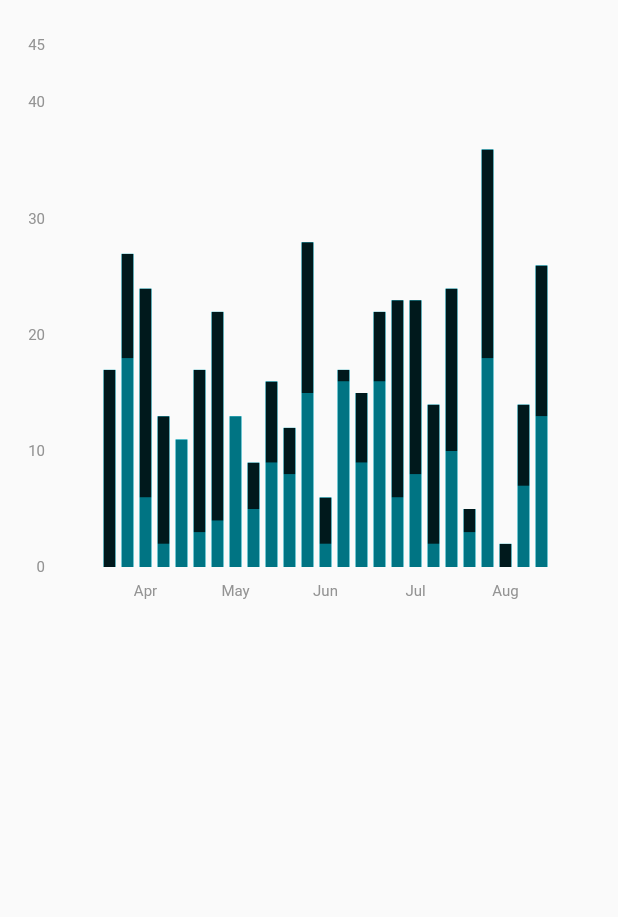
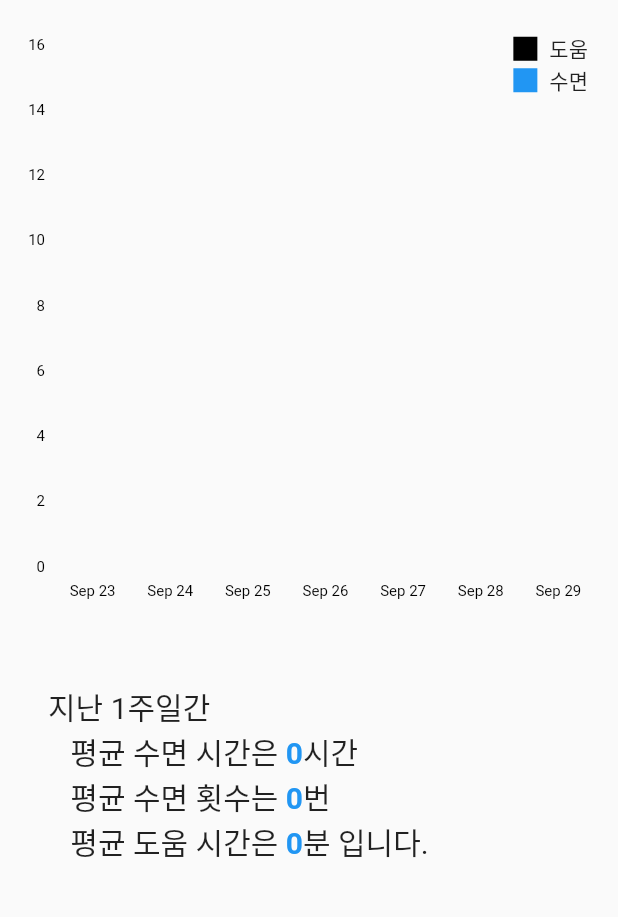
Before and after one commit to gaerongsalon/baby-sleep-time, a Flutter app: the ChartTabPage widget shown alone on an empty page, opened directly, on a phone screen of 412 x 824 dp, the part 93-1010 px from its top. Run offline on Flutter 3.47's test engine with Material 2 defaults, Android fonts, the phone set to English and light mode, and no system bars; drawn by our look-alikes of fl_chart; our stand-ins replace floor, flutter_datetime_picker, shared_preferences, sqflite; accounts and stored records are empty; generated files the repository leaves out were written again; statements that could not run were skipped.

Commit message:
Add chart

```diff
--- a/lib/app.dart
+++ b/lib/app.dart
@@ -1,8 +1,8 @@
 import 'package:flutter/material.dart';
 
-import 'theme/theme_config.dart';
 import 'screens/home/home_screen.dart';
 import 'screens/splash/splash_screen.dart';
+import 'theme/theme_config.dart';
 
 class App extends StatefulWidget {
   App({Key key}) : super(key: key);
--- a/lib/components/date_header.dart
+++ b/lib/components/date_header.dart
@@ -2,8 +2,8 @@ import 'package:flutter/material.dart';
 import 'package:flutter_datetime_picker/flutter_datetime_picker.dart';
 import 'package:intl/intl.dart';
 
+import '../services/store/store.dart';
 import '../utils/date_converter.dart';
-import '../services/store/store.dart';
 
 class DateHeader extends StatelessWidget {
   final int yyyyMMdd;
--- a/lib/models/sleep_history.dart
+++ b/lib/models/sleep_history.dart
@@ -14,6 +14,8 @@ class SleepHistory {
   SleepHistory(this.yyyyMMdd, this.hhmmss, this.helpSeconds, this.sleepSeconds);
 
   DateTime get start => fromyyyyMMddhhmmss(yyyyMMdd, hhmmss);
+
+  int get hour => hhmmss ~/ 10000;
 }
 
 SleepHistory newSleepHistory(
--- a/lib/screens/splash/splash_screen.dart
+++ b/lib/screens/splash/splash_screen.dart
@@ -1,8 +1,8 @@
 import 'package:flutter/material.dart';
 
 import '../../constants.dart';
+import '../../services/store/store.dart';
 import '../../theme/theme_config.dart';
-import '../../services/store/store.dart';
 
 class SplashScreen extends StatefulWidget {
   const SplashScreen({
--- /dev/null
+++ b/lib/services/chart/chart_data.dart
@@ -0,0 +1,22 @@
+import 'package:intl/intl.dart';
+
+class ChartData {
+  final DateTime date;
+  final double allHelpHours;
+  final double allSleepHours;
+  final int sleepCount;
+
+  ChartData(this.date, this.allHelpHours, this.allSleepHours, this.sleepCount);
+}
+
+final _numberFormat = NumberFormat("#.#");
+
+String calculateChartDataStat(
+    List<ChartData> data, double Function(ChartData) getter) {
+  if (data == null || data.length == 0) {
+    return "0";
+  }
+  return _numberFormat.format(data.fold(
+          0.0, (previousValue, element) => previousValue + getter(element)) /
+      data.length.toDouble());
+}
--- /dev/null
+++ b/lib/services/chart/generate_chart_data.dart
@@ -0,0 +1,22 @@
+import '../../utils/date_converter.dart';
+import '../store/store.dart';
+import 'chart_data.dart';
+
+Future<List<ChartData>> generateChartData(
+    {int yyyyMMdd, int spanDays = 7}) async {
+  final targetDate = fromyyyyMMdd(yyyyMMdd);
+  final data = <ChartData>[];
+  for (int x = 0; x < spanDays; ++x) {
+    final date = targetDate.add(Duration(days: x - spanDays + 1));
+    final histories =
+        await getSleepHistoryDao().findSleepHistoriesByDate(asyyyyMMdd(date));
+    final allHelpHours = histories.fold(0,
+            (previousValue, element) => previousValue + element.helpSeconds) /
+        3600.0;
+    final allSleepHours = histories.fold(0,
+            (previousValue, element) => previousValue + element.sleepSeconds) /
+        3600.0;
+    data.add(ChartData(date, allHelpHours, allSleepHours, histories.length));
+  }
+  return data;
+}
--- /dev/null
+++ b/lib/services/debug/clear_database.dart
@@ -0,0 +1,5 @@
+import '../store/store.dart';
+
+Future<void> clearDatabase() async {
+  await getSleepHistoryDao().deleteAllSleepHistories();
+}
--- a/lib/services/generator/generate_random_bar_chart_data.dart
+++ /dev/null
@@ -1,25 +0,0 @@
-import 'dart:math';
-
-import 'package:fl_chart/fl_chart.dart';
-import 'package:flutter/material.dart';
-
-List<BarChartGroupData> generateRandomBarChartData() {
-  final rand = Random();
-  final data = <BarChartGroupData>[];
-  for (var x = 0; x < 5; ++x) {
-    final rods = <BarChartRodData>[];
-    for (var rod = 0; rod < 5; ++rod) {
-      final first = rand.nextInt(20).toDouble();
-      final second = rand.nextInt(20).toDouble();
-      rods.add(BarChartRodData(
-          y: first + second,
-          rodStackItems: [
-            BarChartRodStackItem(0, first, Colors.black38),
-            BarChartRodStackItem(first, first + second, Colors.black87),
-          ],
-          borderRadius: const BorderRadius.all(Radius.zero)));
-    }
-    data.add(BarChartGroupData(x: x, barsSpace: 4, barRods: rods));
-  }
-  return data;
-}
--- a/lib/services/store/sleep_history_dao.dart
+++ b/lib/services/store/sleep_history_dao.dart
@@ -26,4 +26,7 @@ abstract class SleepHistoryDao {
 
   @delete
   Future<int> deleteSleepHistory(List<SleepHistory> histories);
+
+  @Query("DELETE FROM SleepHistory")
+  Future<void> deleteAllSleepHistories();
 }
--- a/lib/services/store/sleep_history_database.dart
+++ b/lib/services/store/sleep_history_database.dart
@@ -1,10 +1,11 @@
 import 'dart:async';
+
 import 'package:floor/floor.dart';
 import 'package:sqflite/sqflite.dart' as sqflite;
 
 import '../../models/sleep_history.dart';
+import '../../models/sleep_progress.dart';
 import 'sleep_history_dao.dart';
-import '../../models/sleep_progress.dart';
 import 'sleep_progress_dao.dart';
 
 part 'sleep_history_database.g.dart';
--- a/lib/tabs/chart/chart_tab_page.dart
+++ b/lib/tabs/chart/chart_tab_page.dart
@@ -1,9 +1,9 @@
-import 'package:fl_chart/fl_chart.dart';
 import 'package:flutter/material.dart';
 
+import '../../components/date_header.dart';
+import '../../services/chart/chart_data.dart';
+import '../../services/chart/generate_chart_data.dart';
 import '../../utils/date_converter.dart';
-import '../../services/generator/generate_random_bar_chart_data.dart';
-import '../../components/date_header.dart';
 import 'components/stacked_bar_chart.dart';
 
 class ChartTabPage extends StatefulWidget {
@@ -14,61 +14,126 @@ class ChartTabPage extends StatefulWidget {
 }
 
 class _ChartTabPageState extends State<ChartTabPage> {
-  List<BarChartGroupData> _data = [];
-  bool _refresh = true;
+  List<ChartData> _data = [];
   int _yyyyMMdd = asyyyyMMdd(DateTime.now());
 
   @override
   void initState() {
     super.initState();
-    _data = generateRandomBarChartData();
-    _startRefreshLoop();
+    _updateDate(asyyyyMMdd(DateTime.now()));
   }
 
   @override
   void dispose() {
-    _refresh = false;
     super.dispose();
-  }
-
-  Future _startRefreshLoop() async {
-    while (_refresh) {
-      await Future.delayed(Duration(seconds: 2));
-      if (_refresh) {
-        final newData = generateRandomBarChartData();
-        setState(() {
-          _data = newData;
-        });
-      }
-    }
   }
 
   @override
   Widget build(BuildContext context) {
+    final theme = Theme.of(context);
+    final textColor = theme.textTheme.bodyText1.color.withAlpha(255);
+    final sleepColor = theme.accentColor.withAlpha(255);
+    final helpColor = theme.hintColor.withAlpha(255);
+
+    final averageSleepHours =
+        calculateChartDataStat(_data, (d) => d.allSleepHours);
+    final averageHelpMinutes =
+        calculateChartDataStat(_data, (d) => d.allHelpHours * 60.0);
+    final averageSleepCount =
+        calculateChartDataStat(_data, (d) => d.sleepCount.toDouble());
+
     return Container(
-      width: double.infinity,
-      height: double.infinity,
       child: Padding(
         padding: const EdgeInsets.all(8.0),
         child: Column(
-          mainAxisSize: MainAxisSize.min,
           children: [
             DateHeader(
               yyyyMMdd: _yyyyMMdd,
               onDateChanged: _updateDate,
             ),
-            StackedBarChart(
-              data: _data,
-            ),
+            Stack(children: [
+              StackedBarChart(
+                yyyyMMdd: _yyyyMMdd,
+                chartData: _data,
+                textColor: textColor,
+                sleepColor: sleepColor,
+                helpColor: helpColor,
+              ),
+              Positioned(
+                top: 8,
+                right: 12,
+                child: Column(
+                  children: [
+                    _LegendLabel(color: helpColor, label: "도움"),
+                    _LegendLabel(color: sleepColor, label: "수면"),
+                  ],
+                ),
+              )
+            ]),
+            SizedBox(height: 30),
+            Container(
+              width: double.infinity,
+              padding: const EdgeInsets.symmetric(vertical: 16, horizontal: 24),
+              child: Text.rich(TextSpan(
+                  text: "지난 1주일간\n",
+                  children: []
+                    ..addAll(_buildStatText(
+                        "수면 시간은", averageSleepHours, "시간", theme.accentColor))
+                    ..addAll(_buildStatText(
+                        "수면 횟수는", averageSleepCount, "번", theme.accentColor))
+                    ..addAll(_buildStatText("도움 시간은", averageHelpMinutes,
+                        "분 입니다.", theme.accentColor)),
+                  style: TextStyle(fontSize: 20.0))),
+            )
           ],
         ),
       ),
     );
   }
 
-  void _updateDate(int yyyyMMdd) {
+  List<InlineSpan> _buildStatText(
+      String label, String value, String unit, Color valueColor) {
+    return [
+      // ignore: unnecessary_brace_in_string_interps
+      TextSpan(text: "   평균 ${label} "),
+      TextSpan(
+          text: value,
+          style: TextStyle(color: valueColor, fontWeight: FontWeight.bold)),
+      // ignore: unnecessary_brace_in_string_interps
+      TextSpan(text: "${unit}\n"),
+    ];
+  }
+
+  void _updateDate(int yyyyMMdd) async {
+    // final theme = Theme.of(context);
+    final newData = await generateChartData(
+      yyyyMMdd: yyyyMMdd,
+    );
+    // sleepColor: theme.accentColor,
+    // helpColor: theme.cardColor);
     setState(() {
       _yyyyMMdd = yyyyMMdd;
+      _data = newData;
     });
   }
 }
+
+class _LegendLabel extends StatelessWidget {
+  const _LegendLabel({
+    Key key,
+    @required this.color,
+    @required this.label,
+  }) : super(key: key);
+
+  final Color color;
+  final String label;
+
+  @override
+  Widget build(BuildContext context) {
+    return Row(children: [
+      Container(color: color, height: 16, width: 16),
+      SizedBox(width: 8),
+      Text(label)
+    ]);
+  }
+}
--- a/lib/tabs/chart/components/stacked_bar_chart.dart
+++ b/lib/tabs/chart/components/stacked_bar_chart.dart
@@ -1,10 +1,25 @@
 import 'package:fl_chart/fl_chart.dart';
 import 'package:flutter/material.dart';
+import 'package:intl/intl.dart';
+
+import '../../../services/chart/chart_data.dart';
+import '../../../utils/date_converter.dart';
 
 class StackedBarChart extends StatelessWidget {
-  final List<BarChartGroupData> data;
+  final int yyyyMMdd;
+  final List<ChartData> chartData;
+  final Color textColor;
+  final Color sleepColor;
+  final Color helpColor;
 
-  StackedBarChart({Key key, @required this.data}) : super(key: key);
+  StackedBarChart(
+      {Key key,
+      @required this.yyyyMMdd,
+      @required this.chartData,
+      @required this.textColor,
+      @required this.sleepColor,
+      @required this.helpColor})
+      : super(key: key);
 
   @override
   Widget build(BuildContext context) {
@@ -14,8 +29,8 @@ class StackedBarChart extends StatelessWidget {
         padding: const EdgeInsets.only(top: 16.0),
         child: BarChart(
           BarChartData(
-            alignment: BarChartAlignment.center,
-            maxY: 45,
+            alignment: BarChartAlignment.spaceEvenly,
+            maxY: 16,
             barTouchData: BarTouchData(
               enabled: false,
             ),
@@ -23,37 +38,20 @@ class StackedBarChart extends StatelessWidget {
               show: true,
               bottomTitles: SideTitles(
                 showTitles: true,
-                textStyle:
-                    const TextStyle(color: Color(0xff939393), fontSize: 10),
+                textStyle: TextStyle(color: textColor, fontSize: 10),
                 margin: 10,
                 getTitles: (double value) {
-                  switch (value.toInt()) {
-                    case 0:
-                      return 'Apr';
-                    case 1:
-                      return 'May';
-                    case 2:
-                      return 'Jun';
-                    case 3:
-                      return 'Jul';
-                    case 4:
-                      return 'Aug';
-                    default:
-                      return '';
-                  }
+                  return DateFormat.MMMd().format(fromyyyyMMdd(yyyyMMdd)
+                      .add(Duration(days: value.toInt() - 6)));
                 },
               ),
               leftTitles: SideTitles(
                 showTitles: true,
-                textStyle: const TextStyle(
-                    color: Color(
-                      0xff939393,
-                    ),
-                    fontSize: 10),
+                textStyle: TextStyle(color: textColor, fontSize: 10),
                 getTitles: (double value) {
                   return value.toInt().toString();
                 },
-                interval: 10,
+                interval: 2,
                 margin: 0,
               ),
             ),
@@ -61,18 +59,37 @@ class StackedBarChart extends StatelessWidget {
               show: false,
               checkToShowHorizontalLine: (value) => value % 10 == 0,
               getDrawingHorizontalLine: (value) => FlLine(
-                color: const Color(0xffe7e8ec),
-                strokeWidth: 1,
+                color: textColor,
+                strokeWidth: 5,
               ),
             ),
             borderData: FlBorderData(
               show: false,
             ),
-            groupsSpace: 4,
-            barGroups: data,
+            barGroups: _generateChartGroupData(),
           ),
         ),
       ),
     );
   }
+
+  List<BarChartGroupData> _generateChartGroupData() {
+    final data = <BarChartGroupData>[];
+    var x = 0;
+    for (final each in chartData) {
+      data.add(BarChartGroupData(x: x, barRods: [
+        BarChartRodData(
+            y: each.allSleepHours + each.allHelpHours,
+            width: 40,
+            rodStackItems: [
+              BarChartRodStackItem(0, each.allSleepHours, sleepColor),
+              BarChartRodStackItem(each.allSleepHours,
+                  each.allSleepHours + each.allHelpHours, helpColor),
+            ],
+            borderRadius: const BorderRadius.all(Radius.circular(5.0)))
+      ]));
+      ++x;
+    }
+    return data;
+  }
 }
```
Also changed, not shown: lib/components/prompt_dialog.dart (added, +32 -0 lines), lib/services/debug/generate_test_data.dart (added, +30 -0 lines), lib/tabs/table/table_tab_page.dart (+14 -28 lines), lib/tabs/watch/watch_tab_page.dart (+44 -10 lines), lib/services/store/sleep_history_database.g.dart.
